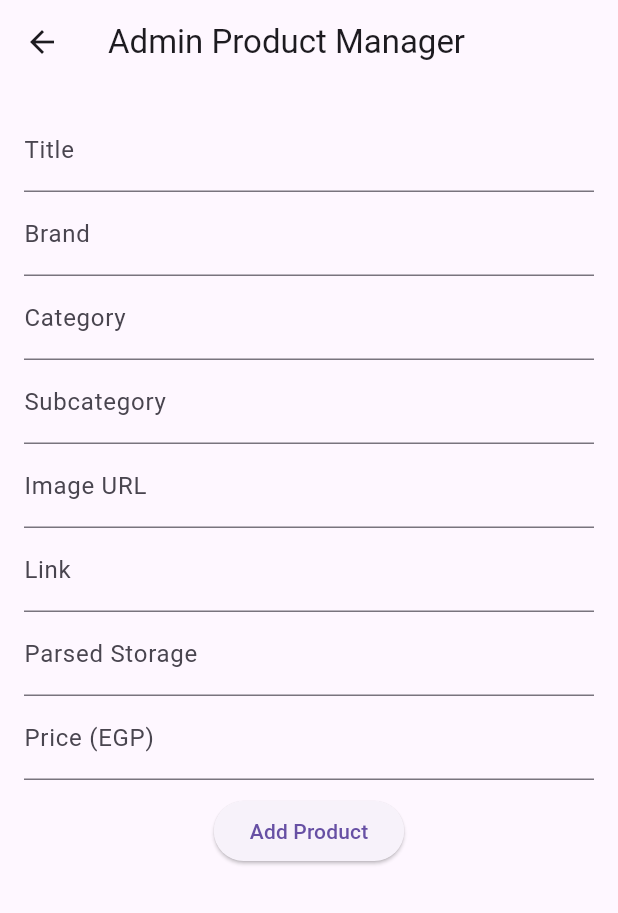
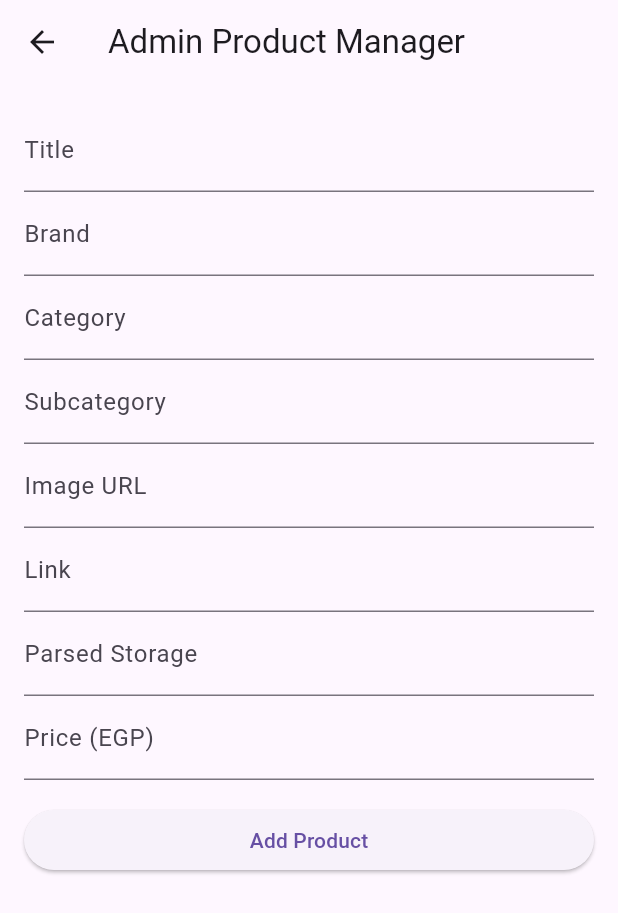
Before and after one commit to ahmedfathallah2/graduation-project, a Flutter app: the AdminProductScreen screen opened directly, on a phone screen of 412 x 824 dp. Shown: the top 913 px of the screen. Run offline on Flutter 3.47's test engine with Material 3 defaults, Android fonts, the phone set to English and light mode, and no system bars; our stand-ins replace cached_network_image, carousel_slider, cherry_toast, cloud_firestore, dio, firebase_auth and 5 more; accounts and stored records are empty.

Commit message:
admin edit

```diff
--- a/lib/adminedit.dart
+++ b/lib/adminedit.dart
@@ -41,37 +41,23 @@ class _AdminProductScreenState extends State<AdminProductScreen> {
     }
   }
 
-  Future<void> _deleteProduct(String productId) async {
-    await FirebaseFirestore.instance.collection('products').doc(productId).delete();
-    ScaffoldMessenger.of(context).showSnackBar(
-      const SnackBar(content: Text('Product deleted')),
-    );
-    setState(() {});
-  }
-
   @override
   Widget build(BuildContext context) {
     return Scaffold(
       resizeToAvoidBottomInset: true,
       appBar: AppBar(title: const Text('Admin Product Manager')),
       body: SafeArea(
-        child: LayoutBuilder(
-          builder: (context, constraints) {
-            return SingleChildScrollView(
-              child: ConstrainedBox(
-                constraints: BoxConstraints(
-                  minHeight: constraints.maxHeight,
+        child: SingleChildScrollView(
+          padding: EdgeInsets.only(
+            bottom: MediaQuery.of(context).viewInsets.bottom + 16,
+            left: 16,
+            right: 16,
+            top: 16,
           ),
-                child: IntrinsicHeight(
-                  child: Padding(
-                    padding: const EdgeInsets.all(16.0),
+          child: Form(
+            key: _formKey,
             child: Column(
               crossAxisAlignment: CrossAxisAlignment.stretch,
-                      children: [
-                        // FORM
-                        Form(
-                          key: _formKey,
-                          child: Column(
               children: [
                 TextFormField(
                   controller: _titleController,
@@ -113,7 +99,7 @@ class _AdminProductScreenState extends State<AdminProductScreen> {
                   keyboardType: TextInputType.number,
                   decoration: const InputDecoration(labelText: 'Price (EGP)'),
                 ),
-                              const SizedBox(height: 10),
+                const SizedBox(height: 16),
                 ElevatedButton(
                   onPressed: _addProduct,
                   child: const Text('Add Product'),
@@ -121,13 +107,6 @@ class _AdminProductScreenState extends State<AdminProductScreen> {
               ],
             ),
           ),
-                      ],
-                    ),
-                  ),
-                ),
-              ),
-            );
-          },
         ),
       ),
     );
```
Also changed, not shown: 4 other files. Lines whose indentation alone changed are shown as unchanged.
